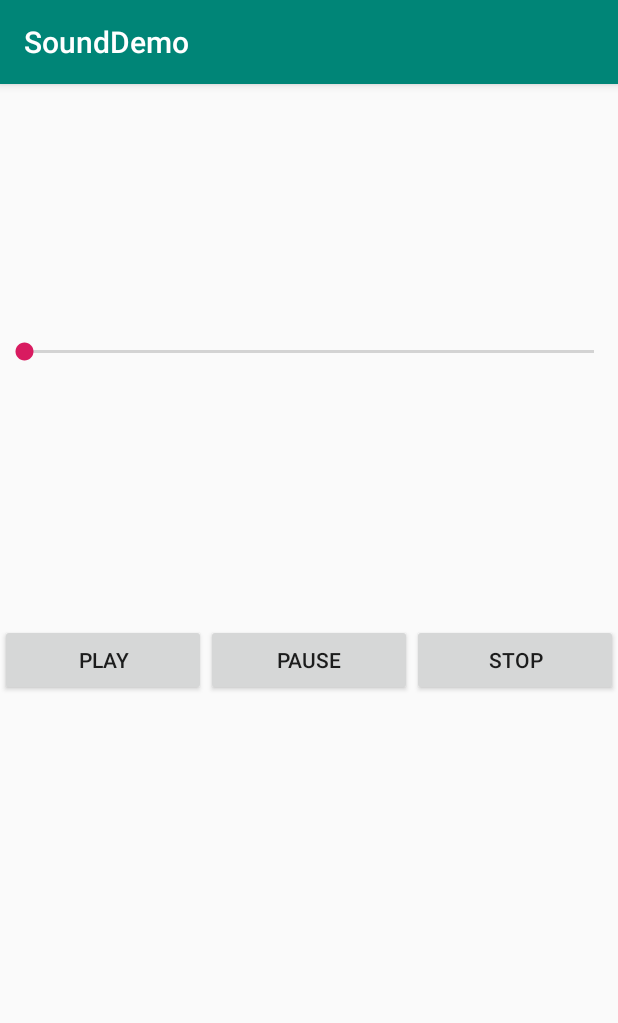
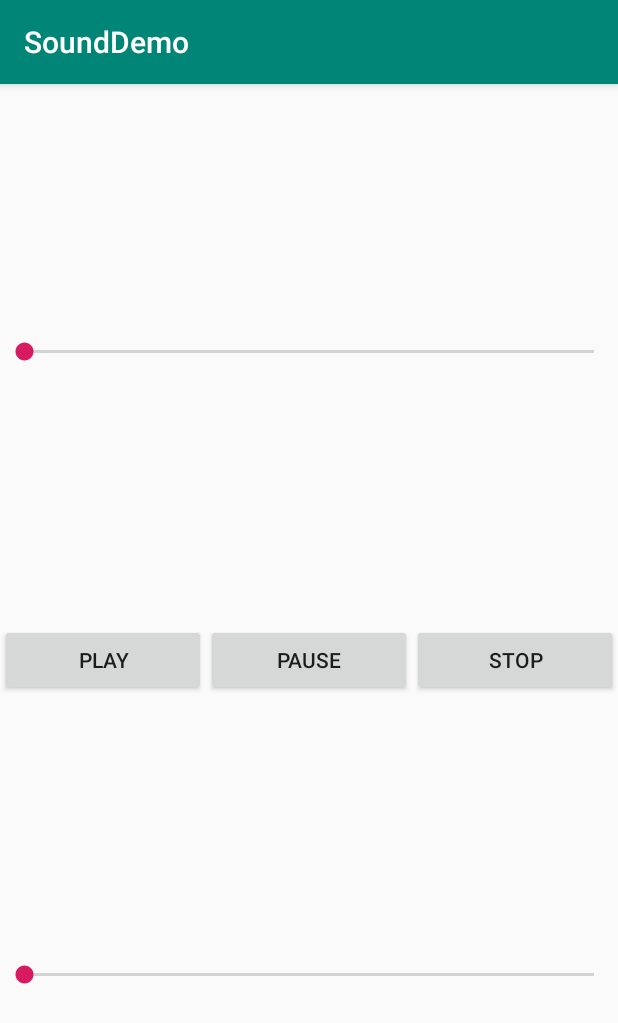
Before and after one commit to rich-chang/SoundDemo, an Android app: the screen it shows after launch (MainActivity), on a phone screen of 412 x 824 dp. Shown: the top 1023 px of the screen. Run offline under Robolectric (Android 15) with nearby library versions, the phone set to English and light mode, and no system bars.

Commit message:
Add one more seek bar for music scrubber control

```diff
--- a/app/src/main/java/com/richc/sounddemo/MainActivity.java
+++ b/app/src/main/java/com/richc/sounddemo/MainActivity.java
@@ -24,17 +24,17 @@ public class MainActivity extends AppCompatActivity {
         mp = MediaPlayer.create(this, R.raw.file_example_mp3_2mb);
 
         am = (AudioManager) getSystemService(Context.AUDIO_SERVICE);
-        int maxVolumn = am.getStreamMaxVolume(AudioManager.STREAM_MUSIC);
-        int curVolumn = am.getStreamVolume(AudioManager.STREAM_MUSIC);
+        int maxVolume = am.getStreamMaxVolume(AudioManager.STREAM_MUSIC);
+        int curVolume = am.getStreamVolume(AudioManager.STREAM_MUSIC);
 
         SeekBar volumnCtrl = findViewById(R.id.volumnSeekBar);
-        volumnCtrl.setMax(maxVolumn);
-        volumnCtrl.setProgress(curVolumn);
+        volumnCtrl.setMax(maxVolume);
+        volumnCtrl.setProgress(curVolume);
 
         volumnCtrl.setOnSeekBarChangeListener(new SeekBar.OnSeekBarChangeListener() {
             @Override
             public void onProgressChanged(SeekBar seekBar, int i, boolean b) {
-                Log.i("seekbar value", Integer.toString(i));
+                Log.i("volume", Integer.toString(i));
 
                 am.setStreamVolume(AudioManager.STREAM_MUSIC, i, 0);
             }
@@ -47,6 +47,28 @@ public class MainActivity extends AppCompatActivity {
             @Override
             public void onStopTrackingTouch(SeekBar seekBar) {
 
+            }
+        });
+
+
+        SeekBar scrubberCtrl = findViewById(R.id.scrubberSeekBar);
+        scrubberCtrl.setMax(mp.getDuration());
+        scrubberCtrl.setProgress(0);
+
+        scrubberCtrl.setOnSeekBarChangeListener(new SeekBar.OnSeekBarChangeListener() {
+            @Override
+            public void onProgressChanged(SeekBar seekBar, int i, boolean b) {
+                Log.i("scrubber", Integer.toString(i));
+
+                mp.seekTo(i);
+            }
+
+            @Override
+            public void onStartTrackingTouch(SeekBar seekBar) {
+            }
+
+            @Override
+            public void onStopTrackingTouch(SeekBar seekBar) {
             }
         });
     }
--- a/app/src/main/res/layout/activity_main.xml
+++ b/app/src/main/res/layout/activity_main.xml
@@ -49,4 +49,14 @@
         app:layout_constraintBottom_toTopOf="@+id/linearLayout"
         app:layout_constraintTop_toTopOf="parent"
         tools:layout_editor_absoluteX="0dp" />
+
+    <SeekBar
+        android:id="@+id/scrubberSeekBar"
+        android:layout_width="match_parent"
+        android:layout_height="wrap_content"
+        android:layout_marginTop="167dp"
+        android:layout_marginBottom="156dp"
+        app:layout_constraintBottom_toBottomOf="parent"
+        app:layout_constraintTop_toBottomOf="@+id/linearLayout"
+        tools:layout_editor_absoluteX="203dp" />
 </androidx.constraintlayout.widget.ConstraintLayout>
```
